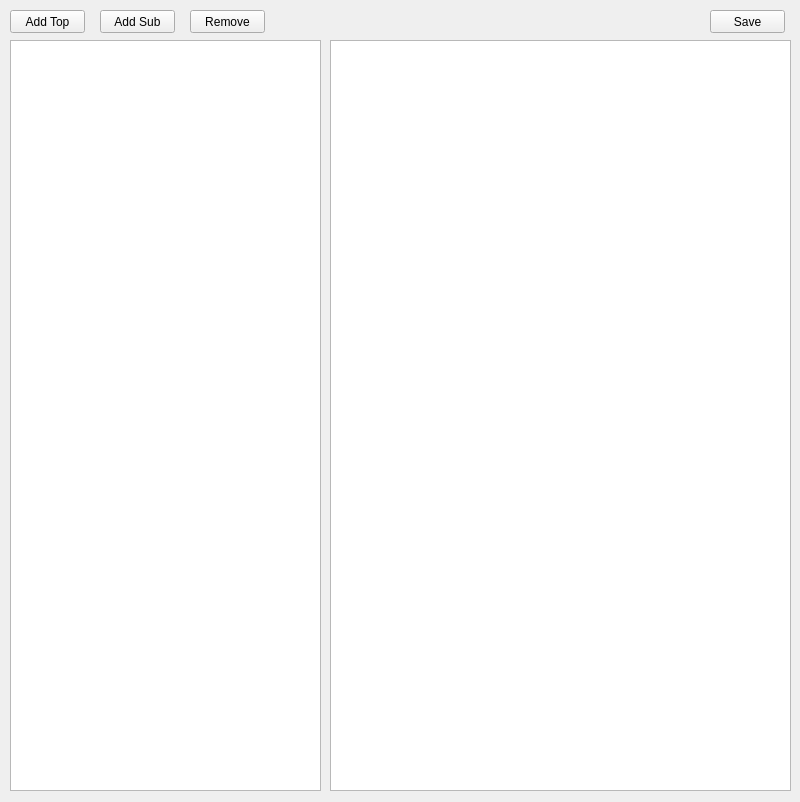
ysglyl/yutools, file designer.ui: the form before one commit.
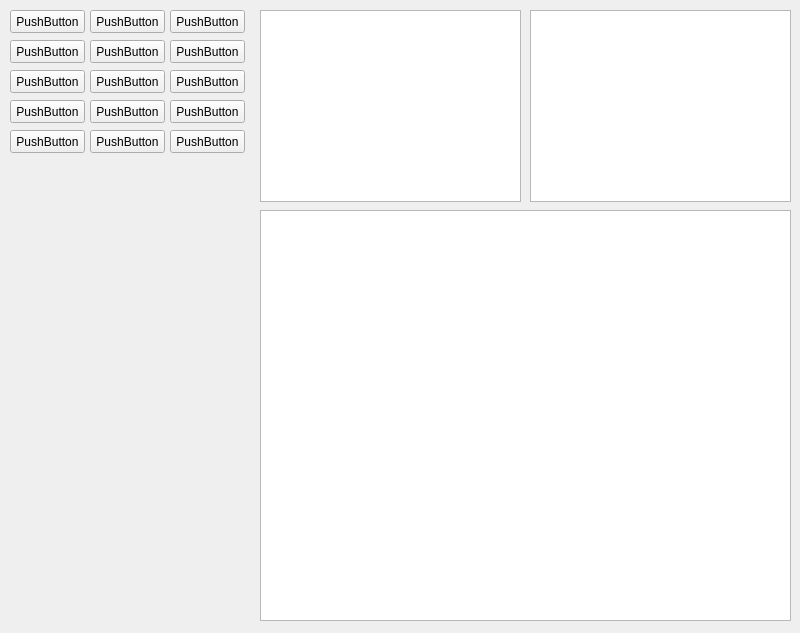
The form after the commit.

Diff of the .ui file:
```diff
--- a/designer.ui
+++ b/designer.ui
@@ -7,30 +7,40 @@
     <x>0</x>
     <y>0</y>
     <width>800</width>
-    <height>802</height>
+    <height>633</height>
    </rect>
   </property>
   <property name="windowTitle">
    <string>MainWindow</string>
   </property>
   <widget class="QWidget" name="main_tabs">
-   <widget class="QTreeView" name="treeView">
+   <widget class="QGraphicsView" name="graphicsView">
     <property name="geometry">
      <rect>
-      <x>10</x>
-      <y>40</y>
-      <width>311</width>
-      <height>751</height>
+      <x>530</x>
+      <y>10</y>
+      <width>261</width>
+      <height>192</height>
      </rect>
     </property>
    </widget>
-   <widget class="QTextEdit" name="textEdit">
+   <widget class="QGraphicsView" name="graphicsView_2">
     <property name="geometry">
      <rect>
-      <x>330</x>
-      <y>40</y>
-      <width>461</width>
-      <height>751</height>
+      <x>260</x>
+      <y>210</y>
+      <width>531</width>
+      <height>411</height>
+     </rect>
+    </property>
+   </widget>
+   <widget class="QGraphicsView" name="graphicsView_3">
+    <property name="geometry">
+     <rect>
+      <x>260</x>
+      <y>10</y>
+      <width>261</width>
+      <height>192</height>
      </rect>
     </property>
    </widget>
@@ -44,46 +54,189 @@
      </rect>
     </property>
     <property name="text">
-     <string>Add Top</string>
+     <string>PushButton</string>
     </property>
    </widget>
    <widget class="QPushButton" name="pushButton_2">
     <property name="geometry">
      <rect>
-      <x>100</x>
+      <x>90</x>
       <y>10</y>
       <width>75</width>
       <height>23</height>
      </rect>
     </property>
     <property name="text">
-     <string>Add Sub</string>
+     <string>PushButton</string>
     </property>
    </widget>
    <widget class="QPushButton" name="pushButton_3">
     <property name="geometry">
      <rect>
-      <x>190</x>
+      <x>170</x>
       <y>10</y>
       <width>75</width>
       <height>23</height>
      </rect>
     </property>
     <property name="text">
-     <string>Remove</string>
+     <string>PushButton</string>
     </property>
    </widget>
    <widget class="QPushButton" name="pushButton_4">
     <property name="geometry">
      <rect>
-      <x>710</x>
-      <y>10</y>
+      <x>10</x>
+      <y>40</y>
       <width>75</width>
       <height>23</height>
      </rect>
     </property>
     <property name="text">
-     <string>Save</string>
+     <string>PushButton</string>
+    </property>
+   </widget>
+   <widget class="QPushButton" name="pushButton_5">
+    <property name="geometry">
+     <rect>
+      <x>90</x>
+      <y>40</y>
+      <width>75</width>
+      <height>23</height>
+     </rect>
+    </property>
+    <property name="text">
+     <string>PushButton</string>
+    </property>
+   </widget>
+   <widget class="QPushButton" name="pushButton_6">
+    <property name="geometry">
+     <rect>
+      <x>170</x>
+      <y>40</y>
+      <width>75</width>
+      <height>23</height>
+     </rect>
+    </property>
+    <property name="text">
+     <string>PushButton</string>
+    </property>
+   </widget>
+   <widget class="QPushButton" name="pushButton_7">
+    <property name="geometry">
+     <rect>
+      <x>10</x>
+      <y>70</y>
+      <width>75</width>
+      <height>23</height>
+     </rect>
+    </property>
+    <property name="text">
+     <string>PushButton</string>
+    </property>
+   </widget>
+   <widget class="QPushButton" name="pushButton_8">
+    <property name="geometry">
+     <rect>
+      <x>90</x>
+      <y>70</y>
+      <width>75</width>
+      <height>23</height>
+     </rect>
+    </property>
+    <property name="text">
+     <string>PushButton</string>
+    </property>
+   </widget>
+   <widget class="QPushButton" name="pushButton_9">
+    <property name="geometry">
+     <rect>
+      <x>170</x>
+      <y>70</y>
+      <width>75</width>
+      <height>23</height>
+     </rect>
+    </property>
+    <property name="text">
+     <string>PushButton</string>
+    </property>
+   </widget>
+   <widget class="QPushButton" name="pushButton_10">
+    <property name="geometry">
+     <rect>
+      <x>10</x>
+      <y>100</y>
+      <width>75</width>
+      <height>23</height>
+     </rect>
+    </property>
+    <property name="text">
+     <string>PushButton</string>
+    </property>
+   </widget>
+   <widget class="QPushButton" name="pushButton_11">
+    <property name="geometry">
+     <rect>
+      <x>90</x>
+      <y>100</y>
+      <width>75</width>
+      <height>23</height>
+     </rect>
+    </property>
+    <property name="text">
+     <string>PushButton</string>
+    </property>
+   </widget>
+   <widget class="QPushButton" name="pushButton_12">
+    <property name="geometry">
+     <rect>
+      <x>170</x>
+      <y>100</y>
+      <width>75</width>
+      <height>23</height>
+     </rect>
+    </property>
+    <property name="text">
+     <string>PushButton</string>
+    </property>
+   </widget>
+   <widget class="QPushButton" name="pushButton_13">
+    <property name="geometry">
+     <rect>
+      <x>10</x>
+      <y>130</y>
+      <width>75</width>
+      <height>23</height>
+     </rect>
+    </property>
+    <property name="text">
+     <string>PushButton</string>
+    </property>
+   </widget>
+   <widget class="QPushButton" name="pushButton_14">
+    <property name="geometry">
+     <rect>
+      <x>90</x>
+      <y>130</y>
+      <width>75</width>
+      <height>23</height>
+     </rect>
+    </property>
+    <property name="text">
+     <string>PushButton</string>
+    </property>
+   </widget>
+   <widget class="QPushButton" name="pushButton_15">
+    <property name="geometry">
+     <rect>
+      <x>170</x>
+      <y>130</y>
+      <width>75</width>
+      <height>23</height>
+     </rect>
+    </property>
+    <property name="text">
+     <string>PushButton</string>
     </property>
    </widget>
   </widget>
```
